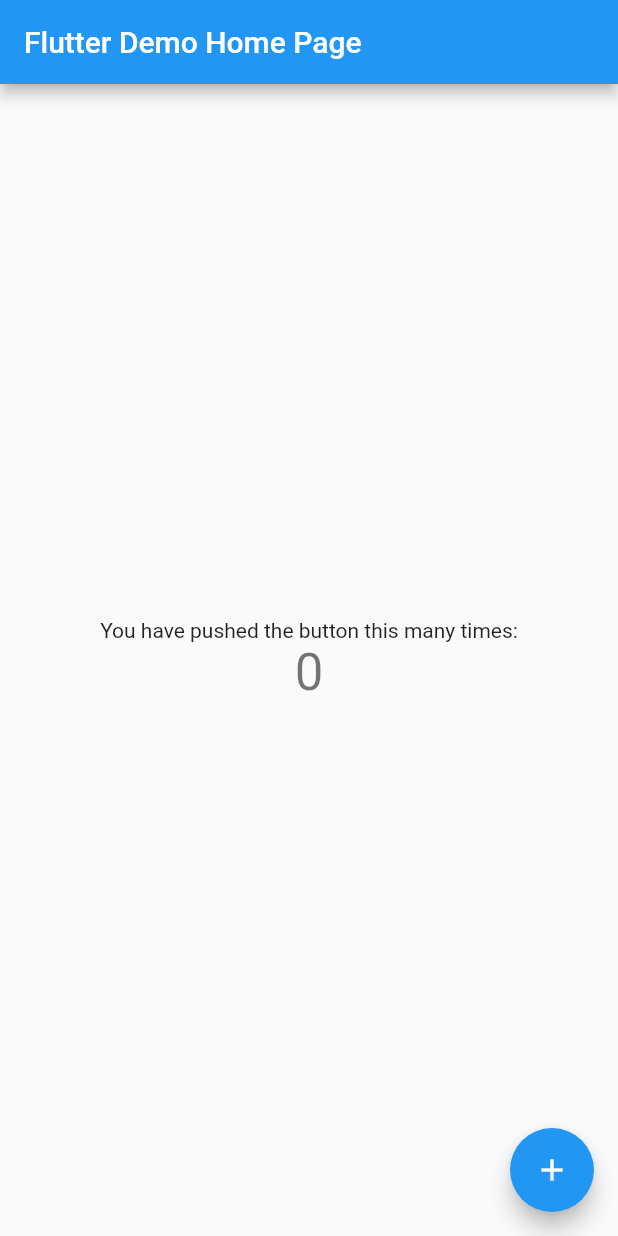
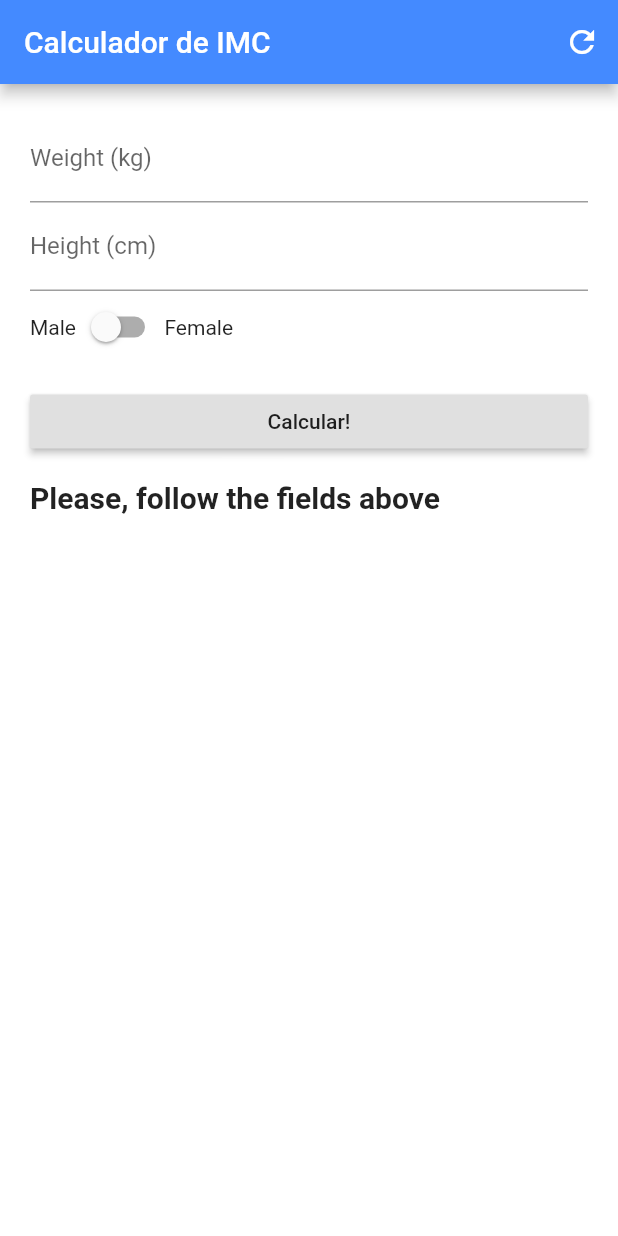
Before and after one commit to marcoafsilva/imc_calculator, a Flutter app: the screen it shows after launch, on a phone screen of 412 x 824 dp. Run offline on Flutter 3.47's test engine with Material 2 defaults, Android fonts, the phone set to English and light mode, and no system bars.

Commit message:
Implementing challenge itens

```diff
--- a/lib/main.dart
+++ b/lib/main.dart
@@ -1,111 +1,9 @@
 import 'package:flutter/material.dart';
+import 'package:imc_calculator/views/home.dart';
 
-void main() => runApp(MyApp());
-
-class MyApp extends StatelessWidget {
-  // This widget is the root of your application.
-  @override
-  Widget build(BuildContext context) {
-    return MaterialApp(
-      title: 'Flutter Demo',
-      theme: ThemeData(
-        // This is the theme of your application.
-        //
-        // Try running your application with "flutter run". You'll see the
-        // application has a blue toolbar. Then, without quitting the app, try
-        // changing the primarySwatch below to Colors.green and then invoke
-        // "hot reload" (press "r" in the console where you ran "flutter run",
-        // or simply save your changes to "hot reload" in a Flutter IDE).
-        // Notice that the counter didn't reset back to zero; the application
-        // is not restarted.
-        primarySwatch: Colors.blue,
-      ),
-      home: MyHomePage(title: 'Flutter Demo Home Page'),
-    );
-  }
+void main() {
+  runApp(MaterialApp(
+    debugShowCheckedModeBanner: false,
+    home: Home(),
+  ));
 }
-
-class MyHomePage extends StatefulWidget {
-  MyHomePage({Key key, this.title}) : super(key: key);
-
-  // This widget is the home page of your application. It is stateful, meaning
-  // that it has a State object (defined below) that contains fields that affect
-  // how it looks.
-
-  // This class is the configuration for the state. It holds the values (in this
-  // case the title) provided by the parent (in this case the App widget) and
-  // used by the build method of the State. Fields in a Widget subclass are
-  // always marked "final".
-
-  final String title;
-
-  @override
-  _MyHomePageState createState() => _MyHomePageState();
-}
-
-class _MyHomePageState extends State<MyHomePage> {
-  int _counter = 0;
-
-  void _incrementCounter() {
-    setState(() {
-      // This call to setState tells the Flutter framework that something has
-      // changed in this State, which causes it to rerun the build method below
-      // so that the display can reflect the updated values. If we changed
-      // _counter without calling setState(), then the build method would not be
-      // called again, and so nothing would appear to happen.
-      _counter++;
-    });
-  }
-
-  @override
-  Widget build(BuildContext context) {
-    // This method is rerun every time setState is called, for instance as done
-    // by the _incrementCounter method above.
-    //
-    // The Flutter framework has been optimized to make rerunning build methods
-    // fast, so that you can just rebuild anything that needs updating rather
-    // than having to individually change instances of widgets.
-    return Scaffold(
-      appBar: AppBar(
-        // Here we take the value from the MyHomePage object that was created by
-        // the App.build method, and use it to set our appbar title.
-        title: Text(widget.title),
-      ),
-      body: Center(
-        // Center is a layout widget. It takes a single child and positions it
-        // in the middle of the parent.
-        child: Column(
-          // Column is also a layout widget. It takes a list of children and
-          // arranges them vertically. By default, it sizes itself to fit its
-          // children horizontally, and tries to be as tall as its parent.
-          //
-          // Invoke "debug painting" (press "p" in the console, choose the
-          // "Toggle Debug Paint" action from the Flutter Inspector in Android
-          // Studio, or the "Toggle Debug Paint" command in Visual Studio Code)
-          // to see the wireframe for each widget.
-          //
-          // Column has various properties to control how it sizes itself and
-          // how it positions its children. Here we use mainAxisAlignment to
-          // center the children vertically; the main axis here is the vertical
-          // axis because Columns are vertical (the cross axis would be
-          // horizontal).
-          mainAxisAlignment: MainAxisAlignment.center,
-          children: <Widget>[
-            Text(
-              'You have pushed the button this many times:',
-            ),
-            Text(
-              '$_counter',
-              style: Theme.of(context).textTheme.display1,
-            ),
-          ],
-        ),
-      ),
-      floatingActionButton: FloatingActionButton(
-        onPressed: _incrementCounter,
-        tooltip: 'Increment',
-        child: Icon(Icons.add),
-      ), // This trailing comma makes auto-formatting nicer for build methods.
-    );
-  }
-}
--- /dev/null
+++ b/lib/models/person.dart
@@ -0,0 +1,7 @@
+enum PersonType{ male, female }
+
+class Person{
+  double weight;
+  double height;
+  PersonType genre;
+}
--- /dev/null
+++ b/lib/views/home.dart
@@ -0,0 +1,144 @@
+import 'package:flutter/material.dart';
+
+class Home extends StatefulWidget {
+  @override
+  _HomeState createState() => _HomeState();
+}
+
+class _HomeState extends State<Home> {
+
+  TextEditingController _weightController = TextEditingController();
+  TextEditingController _heightController = TextEditingController();
+  bool isFemale = false;
+  String _result = 'Please, follow the fields above';
+
+  @override
+  Widget build(BuildContext context) {
+    return Scaffold(
+      appBar: _buildAppBar(),
+      backgroundColor: Colors.white,
+      body: Container(
+        padding: EdgeInsets.all(20.0),
+        child: Column(
+          crossAxisAlignment: CrossAxisAlignment.stretch,
+          children: <Widget>[
+            _buildForm(),
+            _submitButton(),
+            _showCalculatedImc()
+          ],
+        ),
+      ),
+    );
+  }
+
+  AppBar _buildAppBar() {
+    return AppBar(
+      title: Text('Calculador de IMC'),
+      backgroundColor: Colors.blueAccent,
+      actions: <Widget>[
+        IconButton(
+          icon: Icon(Icons.refresh),
+          onPressed: () {
+            _clearFields();
+          },
+        )
+      ],
+    );
+  }
+
+  void _clearFields() {
+    _weightController.clear();
+    _heightController.clear();
+    setState(() {
+      _result = 'Let\'s begin again!';
+    });
+  }
+
+  Widget _buildForm() {
+    return Form(
+      child: Column(
+        children: <Widget>[
+          _buildFormField(
+            controller: _weightController,
+            error: 'Put your weight!',
+            label: 'Weight (kg)'
+          ),
+          _buildFormField(
+            controller: _heightController,
+            error: 'Put your height!',
+            label: 'Height (cm)'
+          ),
+          Row(
+            children: <Widget>[
+              Text('Male'),
+              Switch(
+                value: isFemale,
+                activeTrackColor: Colors.lightBlueAccent,
+                activeColor: Colors.blue,
+                onChanged: (value) {
+                  isFemale = value;
+                }
+              ),
+              Text('Female')
+            ],
+          )
+        ],
+      ),
+    );
+  }
+
+  Widget _buildFormField({TextEditingController controller, String error, String label}) {
+    return TextFormField(
+      keyboardType: TextInputType.number,
+      decoration: InputDecoration(labelText: label),
+      controller: controller,
+      validator: (value) {
+        return value.isEmpty ? error : null;
+      },
+    );
+  }
+
+  Widget _submitButton() {
+    return Padding(
+      padding: EdgeInsets.symmetric(vertical: 15.0),
+      child: RaisedButton(
+        onPressed: () {
+          if (_heightController.text.isNotEmpty && _weightController.text.isNotEmpty) {
+            calculateImc();
+          }
+        },
+        child: Text('Calcular!'),
+      ),
+    );
+  }
+
+  Widget _showCalculatedImc() {
+    return Text(
+      _result,
+      style: TextStyle(fontWeight: FontWeight.bold, fontSize: 20.0),
+    );
+  }
+
+  Widget calculateImc() {
+    double weight = double.parse(_weightController.text);
+    double height = double.parse(_heightController.text) / 100.0;
+    double imc = weight / (height * height);
+
+    setState(() {
+      _result = "IMC = ${imc.toStringAsPrecision(2)}\n";
+
+      if (imc < 18.6)
+        _result += "Abaixo do peso";
+      else if (imc < 25.0)
+        _result += "Peso ideal";
+      else if (imc < 30.0)
+        _result += "Levemente acima do peso";
+      else if (imc < 35.0)
+        _result += "Obesidade Grau I";
+      else if (imc < 40.0)
+        _result += "Obesidade Grau II";
+      else
+        _result += "Obesidade Grau IIII";
+    });
+  }
+}
```
Also changed, not shown: 1 other file.
